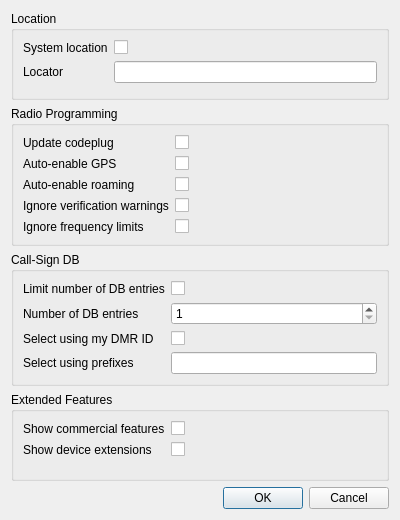
Qt form src/settingsdialog.ui (hmatuschek/qdmr) before a commit.
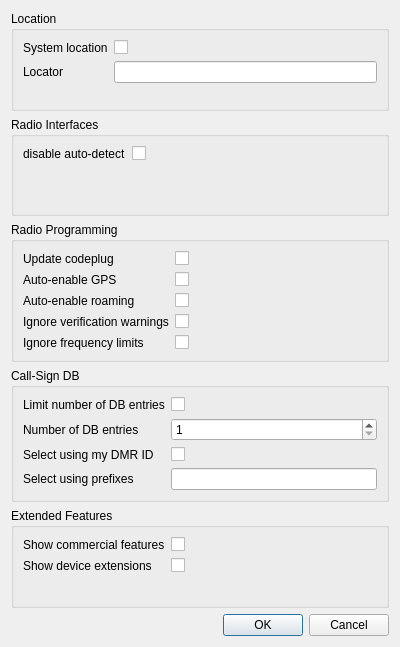
The same form after that commit.

Commit message: Enabled interface and device selection for DR-1801UV (considered unsave and unidentifiable). Added settings option to disable auto-detection at all. Addresses #435, #420.

What changed in the file:
```diff
--- a/src/settingsdialog.ui
+++ b/src/settingsdialog.ui
@@ -7,7 +7,7 @@
     <x>0</x>
     <y>0</y>
     <width>400</width>
-    <height>520</height>
+    <height>647</height>
    </rect>
   </property>
   <property name="windowTitle">
@@ -47,6 +47,29 @@
      </layout>
     </widget>
    </item>
+   <item>
+    <widget class="QGroupBox" name="groupBox_5">
+     <property name="title">
+      <string>Radio Interfaces</string>
+     </property>
+     <layout class="QFormLayout" name="formLayout_5">
+      <item row="0" column="0">
+       <widget class="QLabel" name="label_14">
+        <property name="text">
+         <string>disable auto-detect</string>
+        </property>
+       </widget>
+      </item>
+      <item row="0" column="1">
+       <widget class="QCheckBox" name="disableAutoDetect">
+        <property name="text">
+         <string/>
+        </property>
+       </widget>
+      </item>
+     </layout>
+    </widget>
+   </item>
    <item>
     <widget class="QGroupBox" name="groupBox_2">
      <property name="title">
```
The commit also changes 19 other files.
